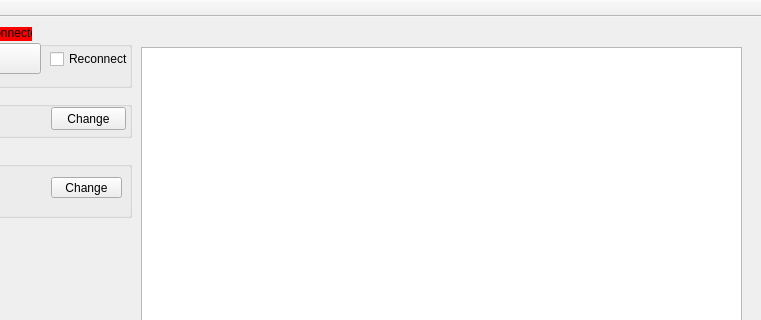
Qt form OsisSwitcher/mainwindow.ui (omishukov/dsu_osis) before a commit; both pictures show x 219 to 980 and y 0 to 320 of the 980 by 980 pixel window.
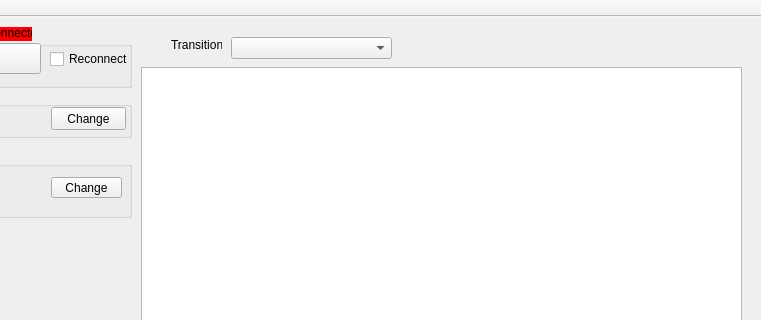
The same form after that commit.

Commit message: Rearrange transition config

Diff of the .ui file:
```diff
--- a/OsisSwitcher/mainwindow.ui
+++ b/OsisSwitcher/mainwindow.ui
@@ -60,9 +60,9 @@
     <property name="geometry">
      <rect>
       <x>360</x>
-      <y>30</y>
+      <y>50</y>
       <width>601</width>
-      <height>891</height>
+      <height>871</height>
      </rect>
     </property>
     <property name="font">
@@ -198,6 +198,29 @@
      </property>
     </widget>
    </widget>
+   <widget class="QComboBox" name="TransitionCB">
+    <property name="geometry">
+     <rect>
+      <x>450</x>
+      <y>20</y>
+      <width>161</width>
+      <height>22</height>
+     </rect>
+    </property>
+   </widget>
+   <widget class="QLabel" name="Transitionlabel">
+    <property name="geometry">
+     <rect>
+      <x>390</x>
+      <y>20</y>
+      <width>51</width>
+      <height>16</height>
+     </rect>
+    </property>
+    <property name="text">
+     <string>Transition</string>
+    </property>
+   </widget>
   </widget>
   <widget class="QMenuBar" name="menuBar">
    <property name="geometry">
```
Left out of the diff: 2 changed lines with no effect on the pictures. The commit also changes 4 other files.
